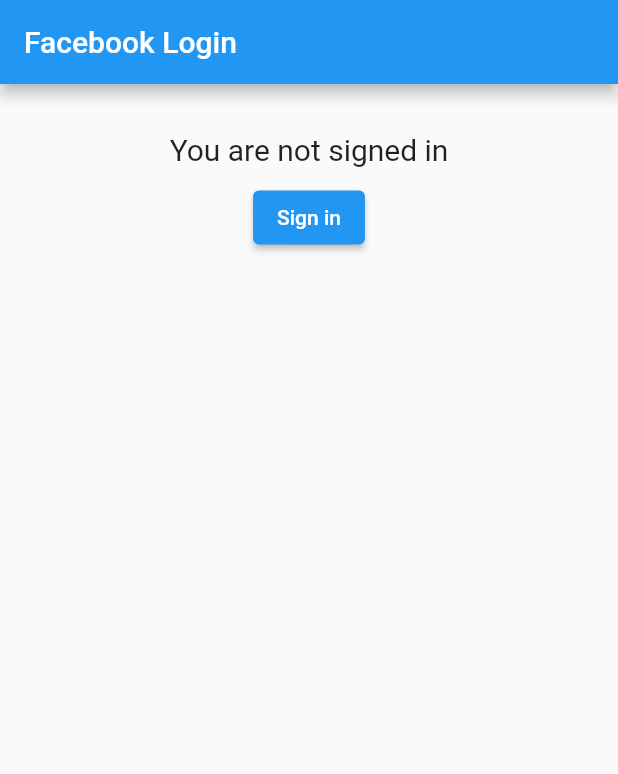
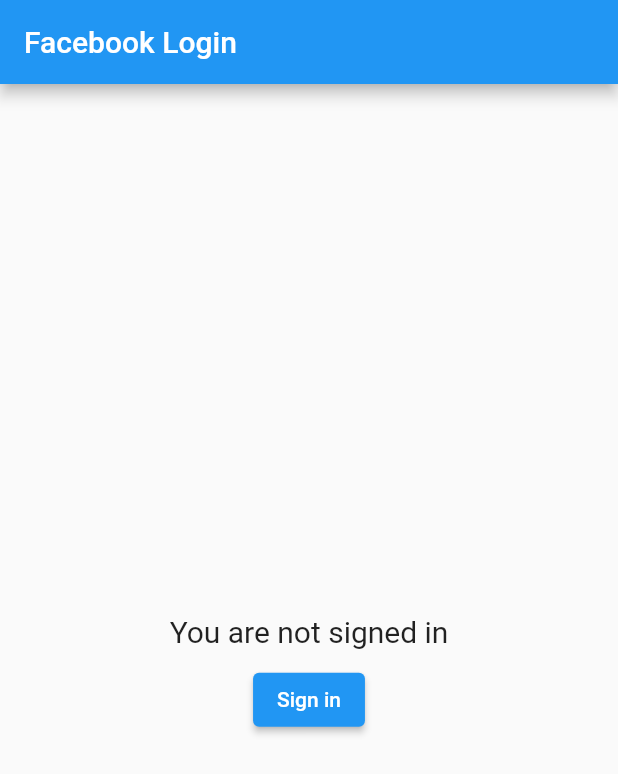
Before and after one commit to BHARGAVTHUMMAR/Login_facebook, a Flutter app: the screen it shows after launch, on a phone screen of 412 x 824 dp. Shown: the top 774 px of the screen. Run offline on Flutter 3.47's test engine with Material 2 defaults, Android fonts, the phone set to English and light mode, and no system bars; missing offline and left inert: flutter_facebook_auth; accounts and stored records are empty.

```diff
--- a/lib/main.dart
+++ b/lib/main.dart
@@ -3,6 +3,7 @@ import 'package:flutter_facebook_auth/flutter_facebook_auth.dart';
 
 void main() {
   runApp(const MaterialApp(
+    debugShowCheckedModeBanner: false,
     home: Home(),
   ));
 }
@@ -66,6 +67,8 @@ class _HomeState extends State<Home> {
       return Padding(
         padding: const EdgeInsets.all(12.0),
         child: Column(
+          mainAxisAlignment: MainAxisAlignment.center,
+          crossAxisAlignment: CrossAxisAlignment.center,
           children: [
             const SizedBox(
               height: 20,
@@ -119,23 +122,6 @@ class UserModel {
       id: json['id'] as String?,
       name: json['name'],
       pictureModel: PictureModel.fromJson(json['picture']['data']));
-
-  /*
-  Sample result of get user data method
-  {
-    "email" = "dsmr.apps@gmail.com",
-    "id" = 3003332493073668,
-    "name" = "Darwin Morocho",
-    "picture" = {
-        "data" = {
-            "height" = 50,
-            "is_silhouette" = 0,
-            "url" = "https://platform-lookaside.fbsbx.com/platform/profilepic/?asid=3003332493073668",
-            "width" = 50,
-        },
-    }
-}
-   */
 }
 
 class PictureModel {
```
